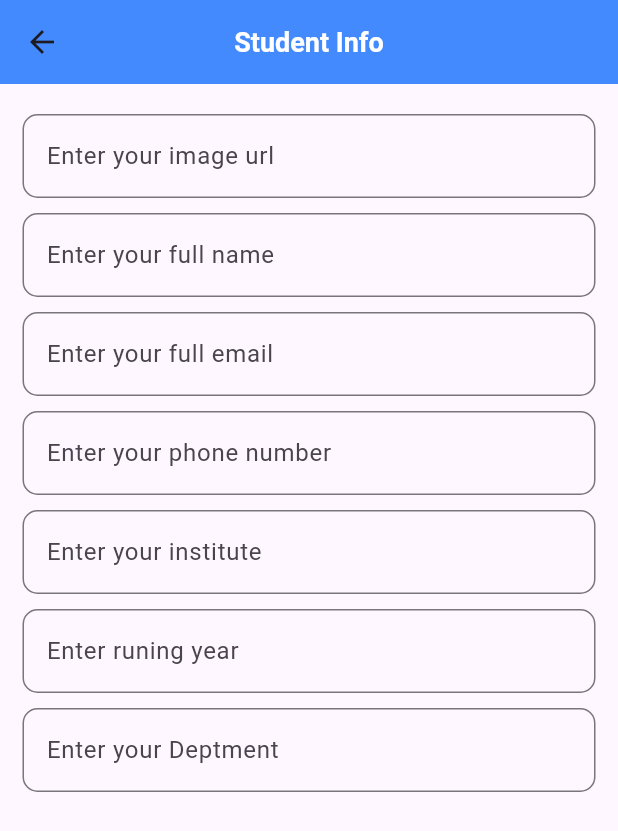
After one commit to mahamudulhasan12/NoteHub, a Flutter app: the StudentAdd screen opened directly, on a phone screen of 412 x 824 dp. The commit adds this screen. Shown: the top 831 px of the screen. Run offline on Flutter 3.47's test engine with Material 3 defaults, Android fonts, the phone set to English and light mode, and no system bars; our stand-ins replace lottie; network calls fail.

Commit message:
student list

```diff
--- /dev/null
+++ b/lib/Screen/Student/student_add.dart
@@ -0,0 +1,61 @@
+import 'package:flutter/material.dart';
+import 'package:notehub/widgets/custom_appbar.dart';
+import 'package:notehub/widgets/custom_textfield.dart';
+
+class StudentAdd extends StatefulWidget {
+  const StudentAdd({super.key});
+
+  @override
+  State<StudentAdd> createState() => _StudentAddState();
+}
+
+class _StudentAddState extends State<StudentAdd> {
+  TextEditingController imgUrl = TextEditingController();
+  TextEditingController name = TextEditingController();
+  TextEditingController email = TextEditingController();
+  TextEditingController phone = TextEditingController();
+  TextEditingController institute = TextEditingController();
+  TextEditingController semister = TextEditingController();
+  TextEditingController dept = TextEditingController();
+  @override
+  Widget build(BuildContext context) {
+    return Scaffold(
+      appBar: CustomAppbar(Title:Text("Student Info"),Style: TextStyle(
+        fontSize: 18,fontWeight: FontWeight.bold,color: Colors.white
+      ),Colors: Colors.blueAccent,CenterTitle: true,),
+
+      body: ListView(
+        padding: EdgeInsets.only(left: 15,right: 15,top: 20),
+        children: [
+          CustomTextfield(controller: imgUrl, hintText: "Enter your image url",outlineBorder: OutlineInputBorder(
+            borderRadius: BorderRadius.circular(10),
+          ),),
+          SizedBox(height: 10,),
+          CustomTextfield(controller: name, hintText: "Enter your full name",outlineBorder: OutlineInputBorder(
+            borderRadius: BorderRadius.circular(10),
+          ),),
+          SizedBox(height: 10,),
+          CustomTextfield(controller: email, hintText: "Enter your full email",outlineBorder: OutlineInputBorder(
+            borderRadius: BorderRadius.circular(10),
+          ),),
+          SizedBox(height: 10,),
+          CustomTextfield(controller: phone, hintText: "Enter your phone number",outlineBorder: OutlineInputBorder(
+            borderRadius: BorderRadius.circular(10),
+          ),),
+          SizedBox(height: 10,),
+          CustomTextfield(controller: institute, hintText: "Enter your institute",outlineBorder: OutlineInputBorder(
+            borderRadius: BorderRadius.circular(10),
+          ),),
+          SizedBox(height: 10,),
+          CustomTextfield(controller: semister, hintText: "Enter runing year",outlineBorder: OutlineInputBorder(
+            borderRadius: BorderRadius.circular(10),
+          ),),
+          SizedBox(height: 10,),
+          CustomTextfield(controller: dept, hintText: "Enter your Deptment",outlineBorder: OutlineInputBorder(
+            borderRadius: BorderRadius.circular(10),
+          ),),
+        ],
+      ),
+    );
+  }
+}
--- a/lib/Screen/home_screen.dart
+++ b/lib/Screen/home_screen.dart
@@ -1,5 +1,6 @@
 import 'package:flutter/material.dart';
 import 'package:lottie/lottie.dart';
+import 'package:notehub/Screen/Student/student_add.dart';
 import 'package:notehub/Screen/add_task_screen.dart';
 import 'package:notehub/Screen/login_screen.dart';
 import 'package:notehub/Screen/profile_screen.dart';
@@ -76,7 +77,7 @@ class _HomeScreenState extends State<HomeScreen> {
         width: 65,
         child: FloatingActionButton(
           onPressed: (){
-            Navigator.push(context, MaterialPageRoute(builder: (context)=>AddTaskScreen(addData: addData)));
+            Navigator.push(context, MaterialPageRoute(builder: (context)=>StudentAdd()));
           },
           backgroundColor: Colors.blue,
           shape:CircleBorder(),
--- a/lib/Screen/login_screen.dart
+++ b/lib/Screen/login_screen.dart
@@ -154,7 +154,7 @@ class _LoginScreenState extends State<LoginScreen> {
               Navigator.push(context, MaterialPageRoute(builder: (context)=>HomeScreen()));
             }else{
               ScaffoldMessenger.of(context).showSnackBar(
-                SnackBar(content: Text("Wrong email or password")),
+                SnackBar(content: Text("Wrong email or password"),backgroundColor: Colors.redAccent,),
               );
             }
               },
--- /dev/null
+++ b/lib/data/student.dart
@@ -0,0 +1,10 @@
+class Student {
+  final String image ;
+  final String name ;
+  final String email ;
+  final String phone ;
+  final String institute ;
+  final String semister ;
+  final String dept ;
+  Student({required this.image,required this.name , required this.email , required this.phone, required this.institute , required this.dept, required this.semister});
+}
```
Also changed, not shown: lib/Screen/Student/student_details.dart (added), lib/Screen/Student/student_list.dart (added).
